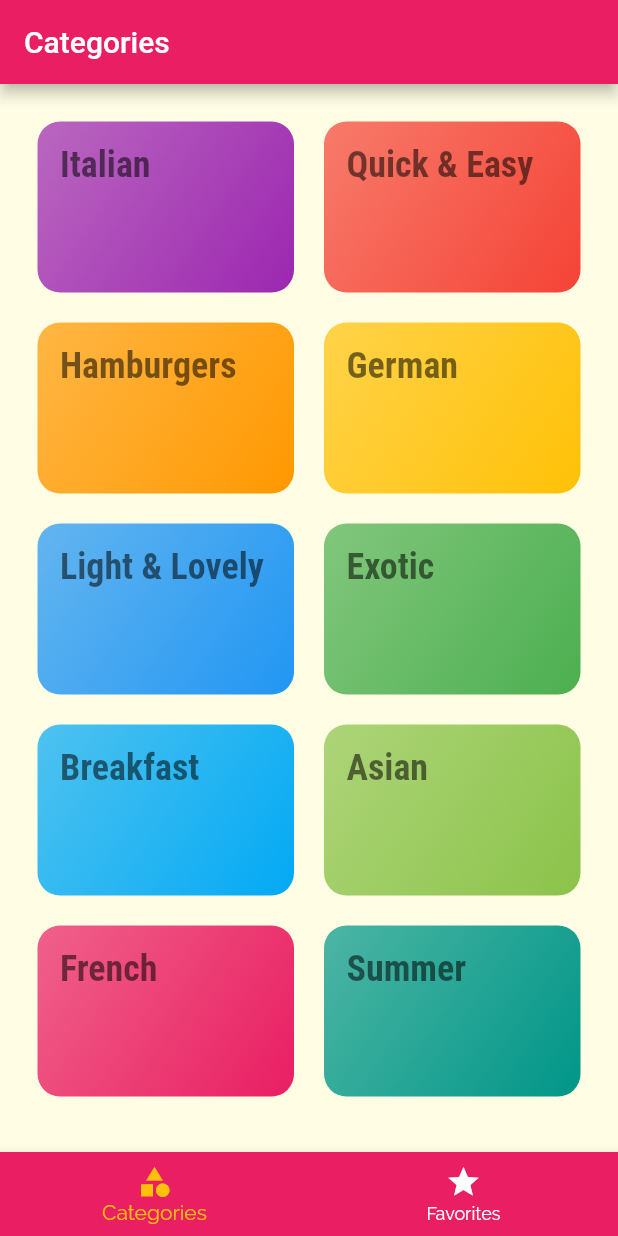
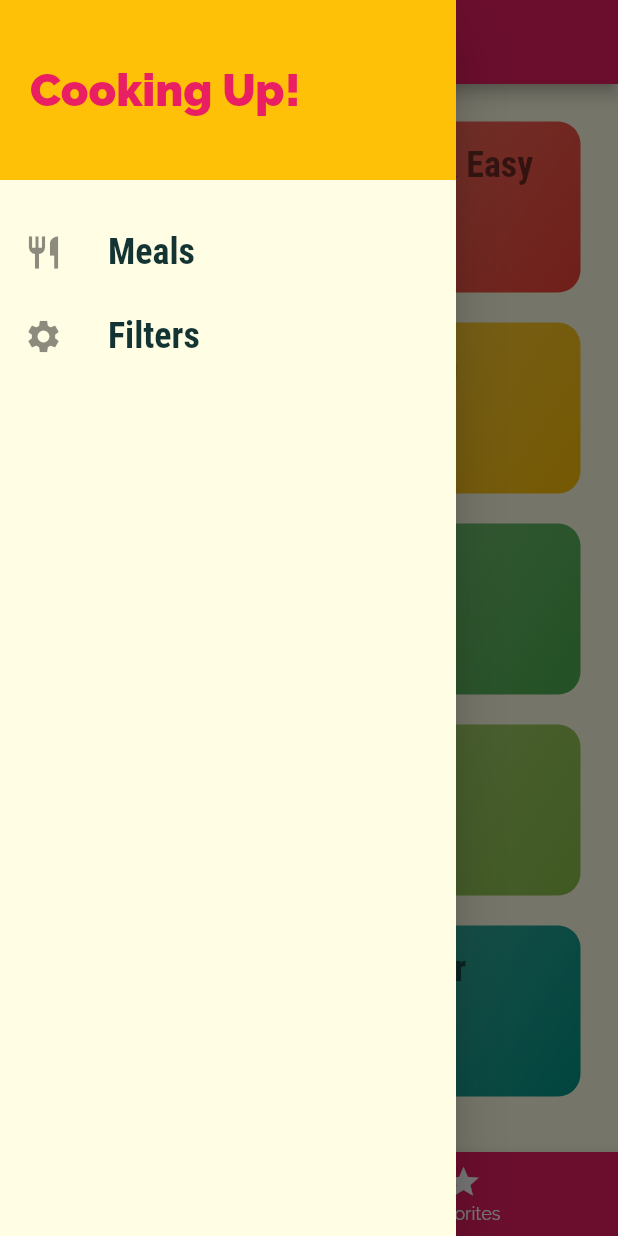
Before and after one commit to pnudpwls1103/flutter_test, a Flutter app: the screen it shows after launch, with the side drawer open (before the commit the screen has no drawer), on a phone screen of 412 x 824 dp. Run offline on Flutter 3.47's test engine with Material 2 defaults, Android fonts, the phone set to English and light mode, and no system bars.

Commit message:
udemy ~177강 : Drawer 설계

```diff
--- a/meal_app/lib/main.dart
+++ b/meal_app/lib/main.dart
@@ -1,5 +1,6 @@
 import 'package:flutter/material.dart';
 
+import './screens/fillters_screen.dart';
 import './screens/tabs_screen.dart';
 import './screens/categories_screen.dart';
 import './screens/category_meals_screen.dart';
@@ -35,6 +36,7 @@ class MyApp extends StatelessWidget {
         '/': (ctx) => TabScreen(),
         CategoryMealsScreen.routeName: (ctx) => CategoryMealsScreen(),
         MealDetailScreen.routeName: (ctx) => MealDetailScreen(),
+        FilterScreen.routeName: (ctx) => FilterScreen(),
       },
       // onGenerateRoute: (settings) {
       //   print(settings.arguments);
--- /dev/null
+++ b/meal_app/lib/screens/fillters_screen.dart
@@ -0,0 +1,11 @@
+import 'package:flutter/material.dart';
+
+class FilterScreen extends StatelessWidget {
+  static const routeName = '/filters';
+  @override
+  Widget build(BuildContext context) {
+    return Center(
+      child: Text('Filters!'),
+    );
+  }
+}
--- a/meal_app/lib/screens/tabs_screen.dart
+++ b/meal_app/lib/screens/tabs_screen.dart
@@ -1,4 +1,5 @@
 import 'package:flutter/material.dart';
+import '../widgets/main_drawer.dart';
 import '../screens/favorites_screen.dart';
 import '../screens/categories_screen.dart';
 
@@ -34,6 +35,7 @@ class _TabScreenState extends State<TabScreen> {
       appBar: AppBar(
         title: Text(_pages[_selectedPageIndex]['title']),
       ),
+      drawer: MainDrawer(),
       body: _pages[_selectedPageIndex]['page'],
       bottomNavigationBar: BottomNavigationBar(
         onTap: _selectPage,
--- /dev/null
+++ b/meal_app/lib/widgets/main_drawer.dart
@@ -0,0 +1,62 @@
+import 'package:flutter/material.dart';
+import '../screens/fillters_screen.dart';
+
+class MainDrawer extends StatelessWidget {
+  Widget buildListTile(String title, IconData icon, Function tapHandler) {
+    return ListTile(
+        leading: Icon(
+          icon,
+          size: 26,
+        ),
+        title: Text(
+          title,
+          style: TextStyle(
+            fontFamily: 'RobotoCondensed',
+            fontSize: 24,
+            fontWeight: FontWeight.bold,
+          ),
+        ),
+        onTap: tapHandler);
+  }
+
+  @override
+  Widget build(BuildContext context) {
+    return Drawer(
+      child: Column(
+        children: <Widget>[
+          Container(
+            height: 120,
+            width: double.infinity,
+            padding: EdgeInsets.all(20),
+            alignment: Alignment.centerLeft,
+            color: Theme.of(context).accentColor,
+            child: Text(
+              'Cooking Up!',
+              style: TextStyle(
+                  fontWeight: FontWeight.w900,
+                  fontSize: 30,
+                  color: Theme.of(context).primaryColor),
+            ),
+          ),
+          SizedBox(
+            height: 20,
+          ),
+          buildListTile(
+            'Meals',
+            Icons.restaurant,
+            () {
+              Navigator.of(context).pushNamed('/');
+            },
+          ),
+          buildListTile(
+            'Filters',
+            Icons.settings,
+            () {
+              Navigator.of(context).pushNamed(FilterScreen.routeName);
+            },
+          ),
+        ],
+      ),
+    );
+  }
+}
```
